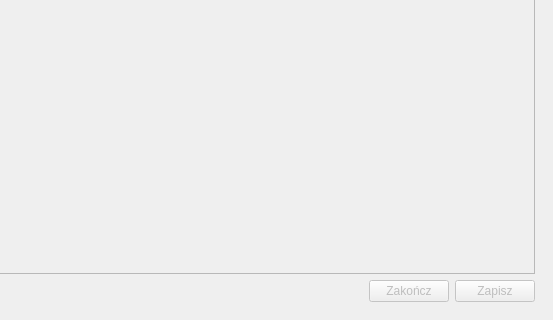
Before: the Qt Designer form quiz_creator_gui.ui in M4tth3wG/Quizer, drawn with Qt 5; both pictures show x 247 to 800 and y 280 to 600 of the 800 by 600 pixel window.
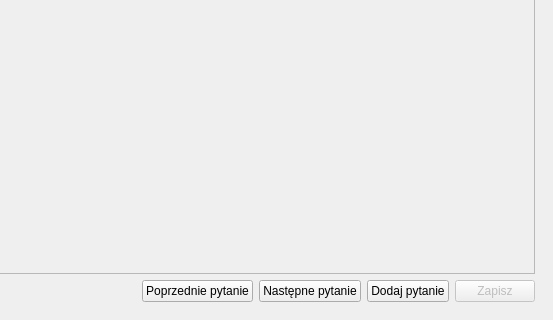
After: the same form once the commit is applied.

Commit message: added quiz creator ui

Diff of the .ui file:
```diff
--- a/quiz_creator_gui.ui
+++ b/quiz_creator_gui.ui
@@ -246,17 +246,28 @@
            </spacer>
           </item>
           <item>
-           <widget class="QPushButton" name="confirm_btn">
-            <property name="enabled">
-             <bool>false</bool>
-            </property>
+           <widget class="QPushButton" name="previous_question_btn">
             <property name="text">
-             <string>Zakończ</string>
+             <string>Poprzednie pytanie</string>
             </property>
            </widget>
           </item>
           <item>
            <widget class="QPushButton" name="next_question_btn">
+            <property name="text">
+             <string>Następne pytanie</string>
+            </property>
+           </widget>
+          </item>
+          <item>
+           <widget class="QPushButton" name="add_question_button">
+            <property name="text">
+             <string>Dodaj pytanie</string>
+            </property>
+           </widget>
+          </item>
+          <item>
+           <widget class="QPushButton" name="save_quiz_btn">
             <property name="enabled">
              <bool>false</bool>
             </property>
```
Left out of the diff: 2 changed lines with no effect on the pictures.
